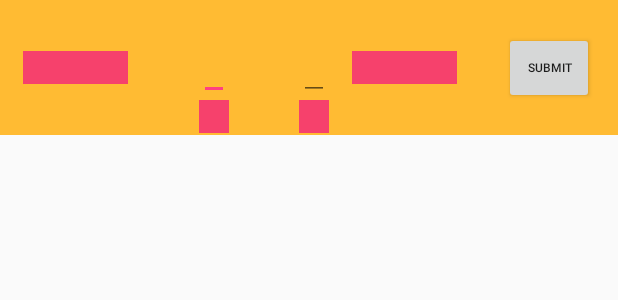
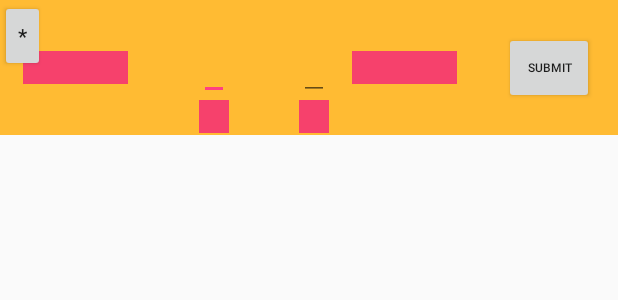
Before and after one commit to raeinmt/Fifa18Prediction, an Android app: the layout fragment_item.xml on its own in the app's theme, with its tools: preview values and no code run, on a phone screen of 412 x 824 dp. Shown: the top 300 px of the screen. Run offline under Robolectric (Android 15) with nearby library versions, the phone set to English and light mode, and no system bars.

```diff
--- a/app/src/main/res/layout/fragment_item.xml
+++ b/app/src/main/res/layout/fragment_item.xml
@@ -91,6 +91,11 @@
         app:layout_constraintStart_toStartOf="@+id/team1_score"
     />
     <Button
+        android:id="@+id/test_push"
+        android:layout_width="30dp"
+        android:layout_height="wrap_content"
+        android:text="*"/>
+    <Button
         android:id="@+id/submit_score_button"
         android:layout_width="60dp"
         android:layout_height="wrap_content"
```
Also changed, not shown: app/src/main/java/com/example/rteymouri/fifa18prediction/MyItemRecyclerViewAdapter.java (+29 -4 lines), app/src/main/java/com/example/rteymouri/fifa18prediction/footballMatchDataModel/FootballMatch.java (+9 -0 lines).
